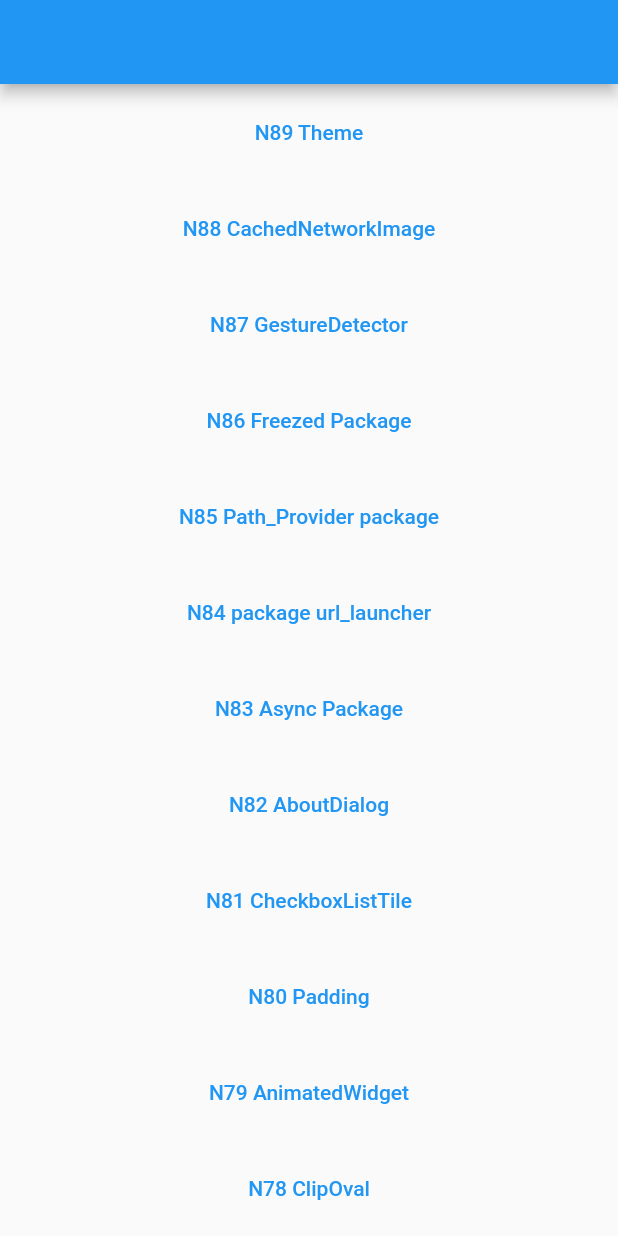
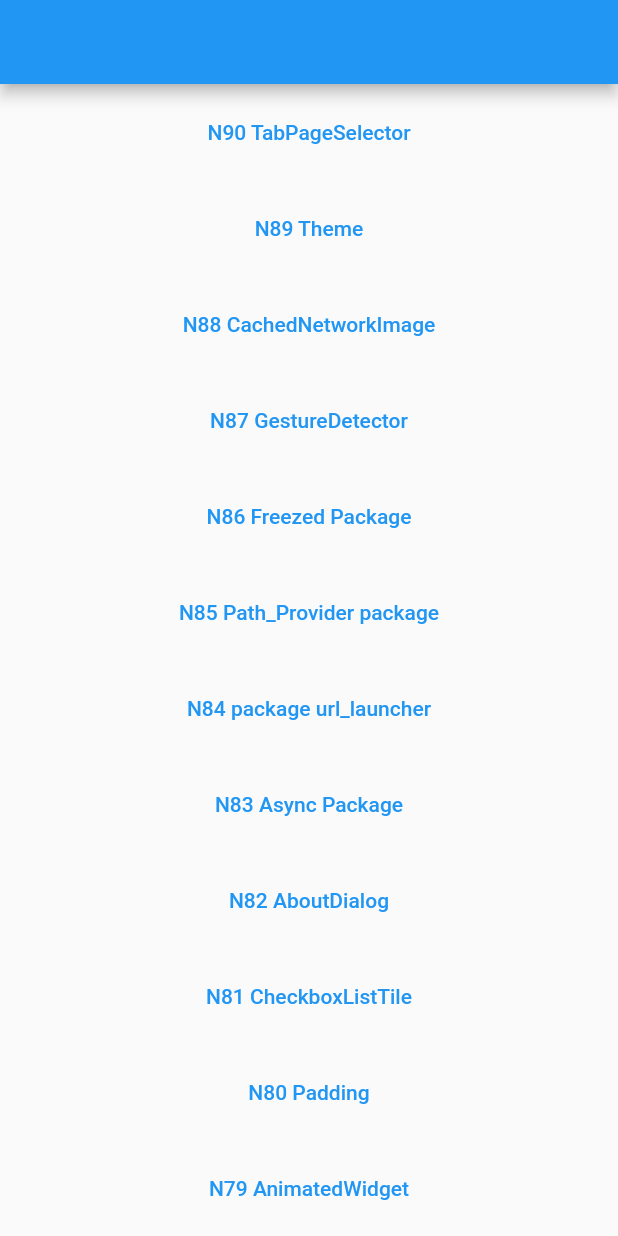
Before and after one commit to ychsue/my_flutter_test, a Flutter app: the screen it shows after launch, on a phone screen of 412 x 824 dp. Run offline on Flutter 3.47's test engine with Material 2 defaults, Android fonts, the phone set to English and light mode, and no system bars; our stand-ins replace bloc, cached_network_image, flutter_bloc, flutter_blurhash, freezed_annotation, get and 2 more; missing offline and left inert: resizable_widget; Roboto replaces fonts that are missing (Georgia).

Commit message:
TabPageSelector

```diff
--- a/lib/src/route/app_pages.dart
+++ b/lib/src/route/app_pages.dart
@@ -69,6 +69,7 @@ import 'package:test2/src/route/main_screens/n86/n86_freezed_pkg.dart';
 import 'package:test2/src/route/main_screens/n87_gesture_detector.dart';
 import 'package:test2/src/route/main_screens/n88_cached_network_image_pkg.dart';
 import 'package:test2/src/route/main_screens/n89_theme.dart';
+import 'package:test2/src/route/main_screens/n90_tab_page_selector.dart';
 import 'package:test2/src/route/main_screens/sliver_screen.dart';
 import 'package:test2/src/route/main_screens/unknown_screen.dart';
 import 'package:test2/src/route/main_screens/welcome_screen.dart';
@@ -158,10 +159,15 @@ enum Routes {
   n87_gesture_detector,
   n88_cached_network_image,
   n89_theme,
+  n90_tab_page_selector,
 }
 
 abstract class AppPages {
   static final pages = [
+    GetPage(
+      name: Routes.n90_tab_page_selector.toLocation,
+      page: () => N90TabPageSelectorScreen(),
+    ),
     GetPage(
       name: Routes.n89_theme.toLocation,
       page: () => N89ThemeScreen(),
--- a/lib/src/route/main_screens/get_home_screen.dart
+++ b/lib/src/route/main_screens/get_home_screen.dart
@@ -14,6 +14,13 @@ class GetHomeScreen extends StatelessWidget {
           child: Container(
         child: ListView(
           children: [
+            Container(
+              margin: EdgeInsets.all(8.0),
+              child: TextButton(
+                  onPressed: () =>
+                      Get.toNamed(Routes.n90_tab_page_selector.toLocation),
+                  child: Text("N90 TabPageSelector")),
+            ),
             Container(
               margin: EdgeInsets.all(8.0),
               child: TextButton(
```
Also changed, not shown: lib/src/route/main_screens/n90_tab_page_selector.dart (added, +65 -0 lines), 1 other file.
